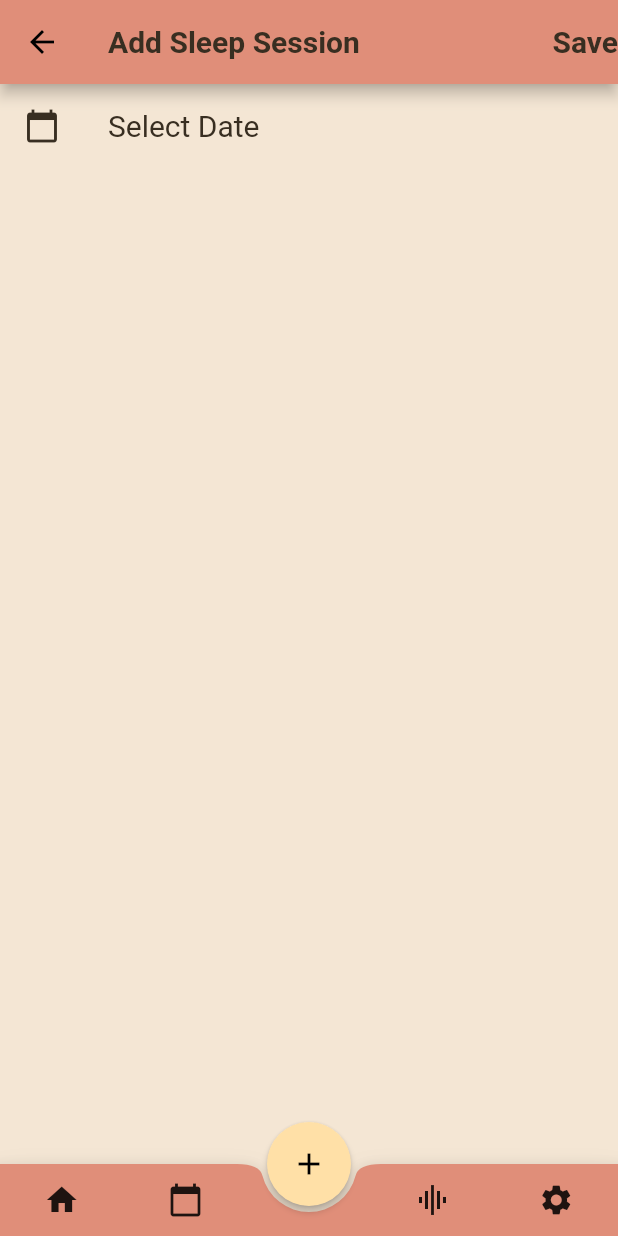
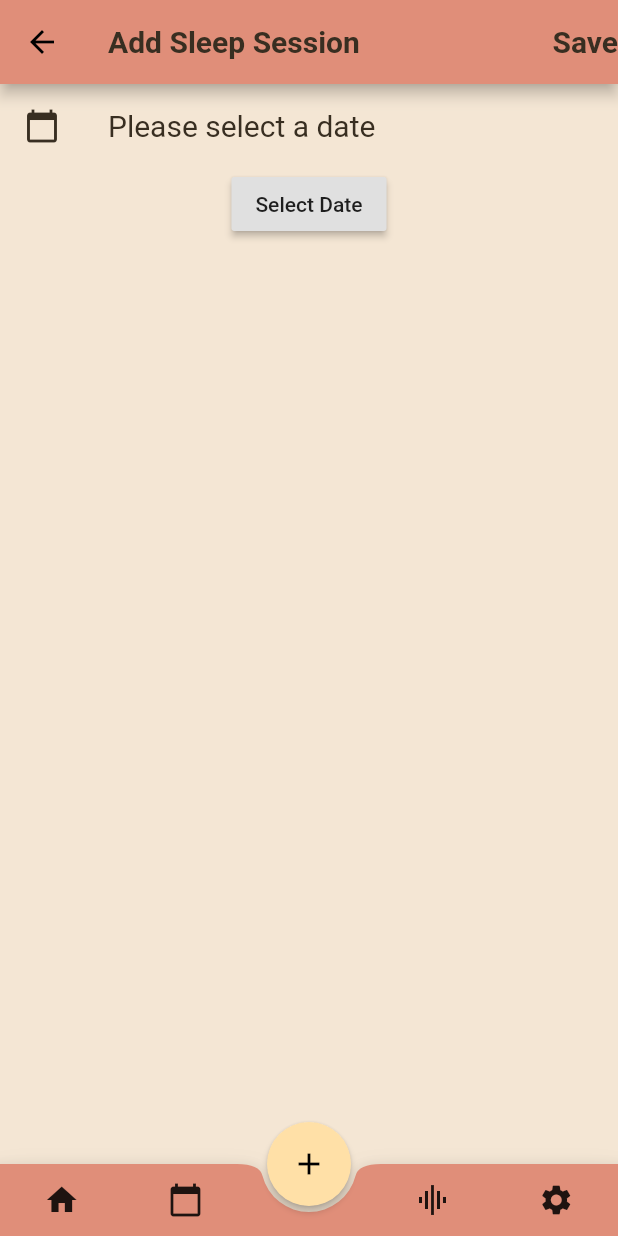
Before and after one commit to alexdor/dtu-sleepwell, a Flutter app: the SelectDate screen opened by its route, on a phone screen of 412 x 824 dp. Run offline on Flutter 3.47's test engine with Material 2 defaults, Android fonts, the phone set to English and light mode, and no system bars; our stand-ins replace dots_indicator; Roboto replaces fonts that are missing (Comfortaa); project files that could hold a hidden picture were left out.

Commit message:
add date picker

```diff
--- a/mobile_app/lib/screens/select_date.dart
+++ b/mobile_app/lib/screens/select_date.dart
@@ -1,7 +1,30 @@
 import 'package:flutter/material.dart';
 import 'package:sleep_well/components/scaffold.dart';
 
-class SelectDate extends StatelessWidget {
+class SelectDate extends StatefulWidget {
+  SelectDate({Key key}) : super(key: key);
+
+  _SelectDateState createState() => _SelectDateState();
+}
+
+class _SelectDateState extends State<SelectDate> {
+  DateTime _dateTime;
+  TimeOfDay _timeOfDay = new TimeOfDay.now();
+
+  Future<Null> _selectDate(BuildContext context) async {
+    final DateTime picked = await showDatePicker(
+        context: context,
+        initialDate: _dateTime,
+        firstDate: new DateTime(2016),
+        lastDate: new DateTime(2019));
+    if (picked != null && picked != _dateTime) {
+      print('date selected: ${_dateTime.toString()}');
+      setState(() {
+        _dateTime = picked;
+      });
+    }
+  }
+
   @override
   Widget build(BuildContext context) {
     return ScreenScaffold(
@@ -10,7 +33,9 @@ class SelectDate extends StatelessWidget {
         children: <Widget>[
           ListTile(
             title: Text(
-              "Select Date",
+              _dateTime == null
+                  ? "Please select a date"
+                  : "'date selected: ${_dateTime.toString()}'", //Select Date
               style: TextStyle(
                 fontFamily: 'Comfortaa',
                 color: Color(0xFF382E21),
@@ -21,7 +46,14 @@ class SelectDate extends StatelessWidget {
               Icons.calendar_today,
               color: Color(0xFF382E21),
             ),
-          )
+          ),
+          RaisedButton(
+              child: new Text("Select Date"),
+              onPressed: () {
+                Text("text");
+                //_dateTime = new DateTime.now();
+                //_selectDate(context);
+              }),
         ],
       ),
     ));
--- a/mobile_app/pubspec.yaml
+++ b/mobile_app/pubspec.yaml
@@ -18,6 +18,7 @@ environment:
 
 dependencies:
   dots_indicator: ^0.0.4
+  datetime_picker_formfield: ^0.1.8
   flutter:
     sdk: flutter
 
```
Also changed, not shown: mobile_app/pubspec.lock.
